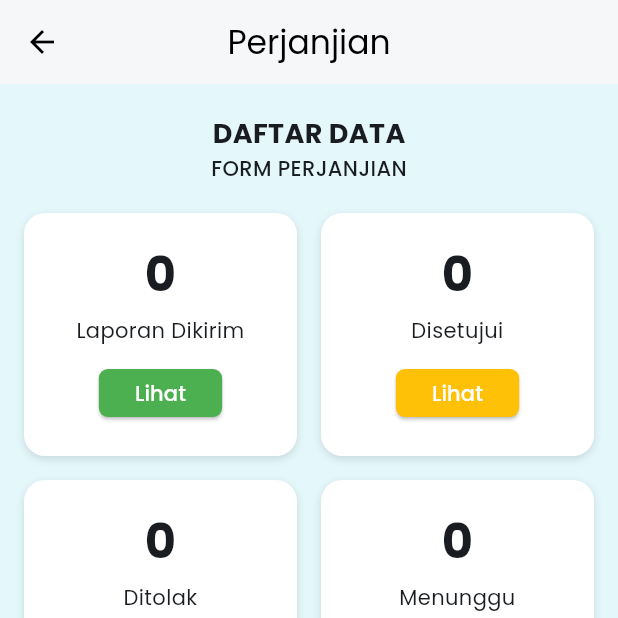
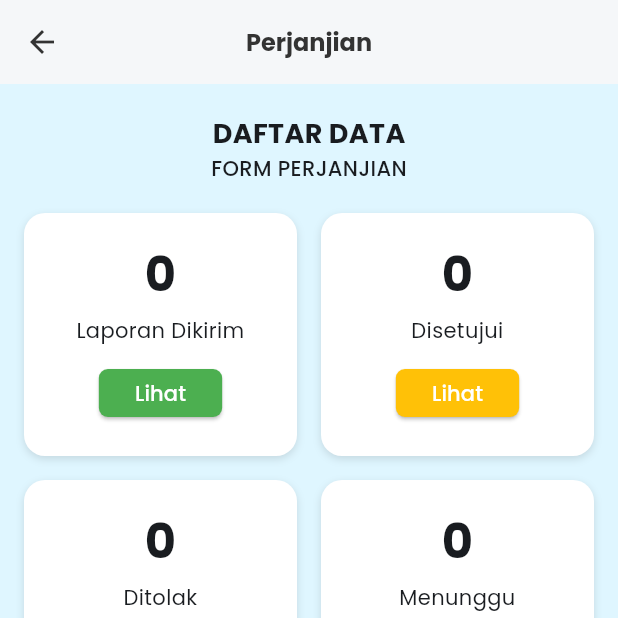
Before and after one commit to Lxtream23/Rsud-Lapkin-Mobile, a Flutter app: the PagePerjanjian screen opened by its route, on a phone screen of 412 x 824 dp, the top half of it. Run offline on Flutter 3.47's test engine with Material 3 defaults, Android fonts, the phone set to English and light mode, and no system bars; our stand-ins replace image_picker, supabase_flutter; missing offline and left inert: syncfusion_flutter_signaturepad; accounts and stored records are empty.

Commit message:
improve perjanjian page and form perjanjian page

```diff
--- a/lib/features/perjanjian/presentation/pages/page_perjanjian.dart
+++ b/lib/features/perjanjian/presentation/pages/page_perjanjian.dart
@@ -1,4 +1,6 @@
 import 'package:flutter/material.dart';
+import '../../../../config/app_colors.dart';
+import '../../../../config/app_text_style.dart';
 
 class PagePerjanjian extends StatelessWidget {
   const PagePerjanjian({super.key});
@@ -6,17 +8,17 @@ class PagePerjanjian extends StatelessWidget {
   @override
   Widget build(BuildContext context) {
     return Scaffold(
-      backgroundColor: const Color(0xFFE4F7FB), // warna background biru muda
+      backgroundColor: AppColors.background,
       appBar: AppBar(
         backgroundColor: Colors.white,
         elevation: 1,
         centerTitle: true,
-        title: const Text(
-          "Perjanjian",
-          style: TextStyle(color: Colors.black, fontWeight: FontWeight.w300),
+        title: Text(
+          'Perjanjian',
+          style: AppTextStyle.bold16.copyWith(color: AppColors.textDark),
         ),
         leading: IconButton(
-          icon: const Icon(Icons.arrow_back, color: Colors.black),
+          icon: const Icon(Icons.arrow_back, color: AppColors.textDark),
           onPressed: () => Navigator.pop(context),
         ),
       ),
```
Also changed, not shown: lib/features/perjanjian/presentation/pages/form_perjanjian_page.dart (+10 -8 lines).
